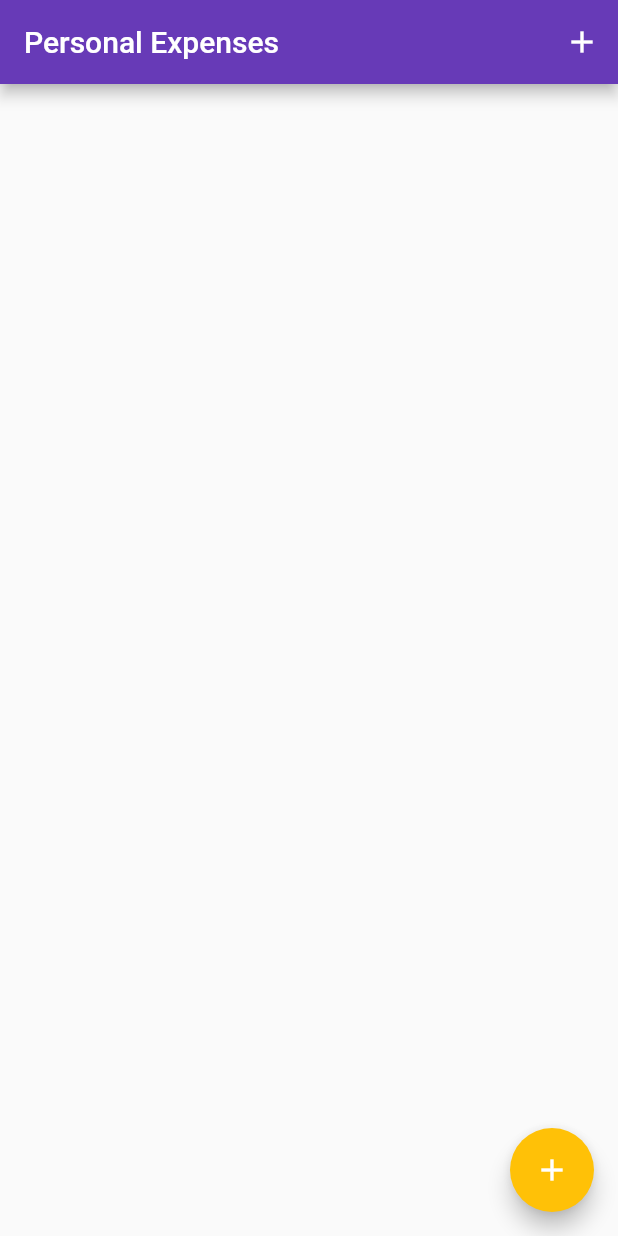
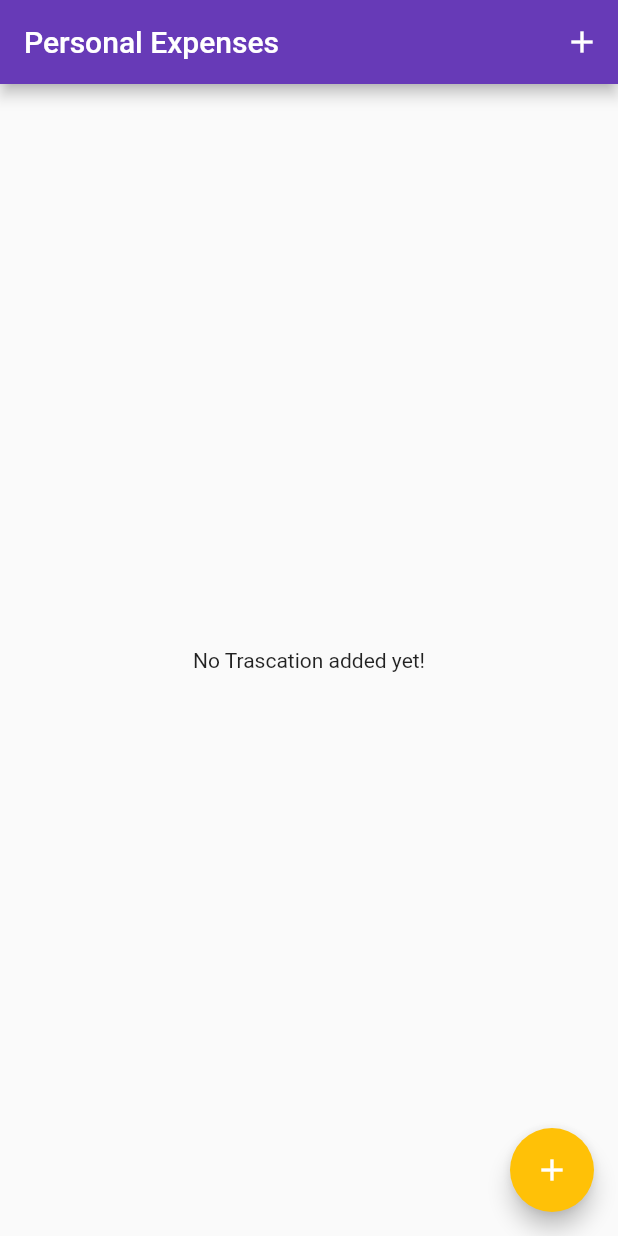
Before and after one commit to nainazala/account_app, a Flutter app: the screen it shows after launch, on a phone screen of 412 x 824 dp. Run offline on Flutter 3.47's test engine with Material 2 defaults, Android fonts, the phone set to English and light mode, and no system bars; our stand-ins replace get.

Commit message:
No Trascation added yet! message change

```diff
--- a/lib/HomePage.dart
+++ b/lib/HomePage.dart
@@ -25,7 +25,7 @@ class HomePage extends StatelessWidget {
             icon: Icon(Icons.add),
           )
         ]),
-        body: ListView.builder(
+        body: controller.trascationList.length==0?Center(child: Text("No Trascation added yet!"),): ListView.builder(
           padding: EdgeInsets.all(10),
           itemCount: controller.trascationList.length,
           itemBuilder: (context, index) {
```
